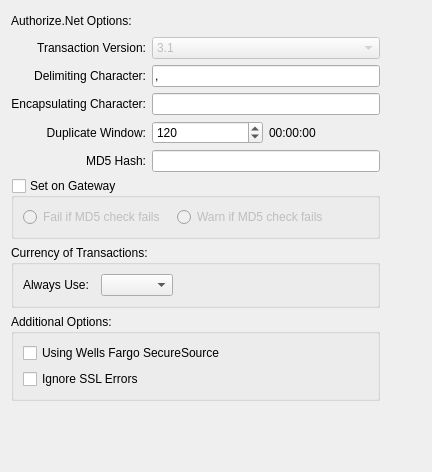
interhawk/qt-client, file guiclient/configauthorizedotnetprocessor.ui: the form before one commit.
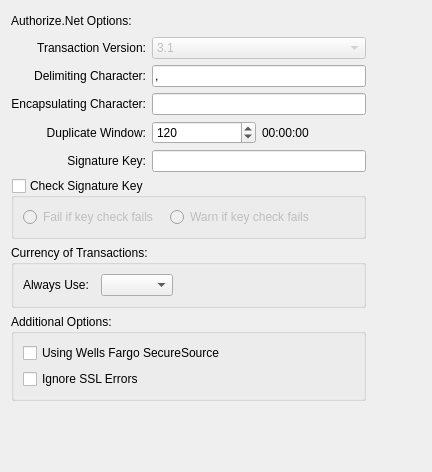
The form after the commit. Custom widgets are drawn as their Qt base class.

Commit message: Support Authorize.net MD5 phase-out

```diff
--- a/guiclient/configauthorizedotnetprocessor.ui
+++ b/guiclient/configauthorizedotnetprocessor.ui
@@ -146,7 +146,7 @@
    <item row="5" column="0">
     <widget class="QLabel" name="_anMD5HashLit">
      <property name="text">
-      <string>MD5 Hash:</string>
+      <string>Signature Key:</string>
      </property>
      <property name="alignment">
       <set>Qt::AlignRight|Qt::AlignTrailing|Qt::AlignVCenter</set>
@@ -166,7 +166,7 @@
    <item row="6" column="0" colspan="2">
     <widget class="QGroupBox" name="_anMD5HashSetOnGateway">
      <property name="title">
-      <string>Set on Gateway</string>
+      <string>Check Signature Key</string>
      </property>
      <property name="checkable">
       <bool>true</bool>
@@ -183,14 +183,14 @@
         <item>
          <widget class="QRadioButton" name="_anMD5HashFail">
           <property name="text">
-           <string>Fail if MD5 check fails</string>
+           <string>Fail if key check fails</string>
           </property>
          </widget>
         </item>
         <item>
          <widget class="QRadioButton" name="_anMD5HashWarn">
           <property name="text">
-           <string>Warn if MD5 check fails</string>
+           <string>Warn if key check fails</string>
           </property>
          </widget>
         </item>
```
Left out of the diff: 12 changed lines with no effect on the pictures. The commit also changes 2 other files.
